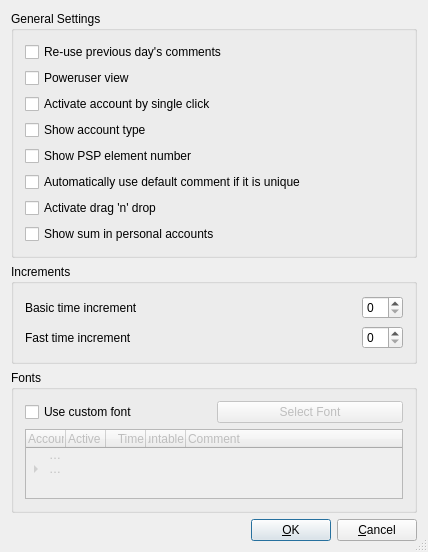
The window that src/preferencedialogbase.ui (theoweiss/sctime) describes before a commit, drawn with Qt 5.
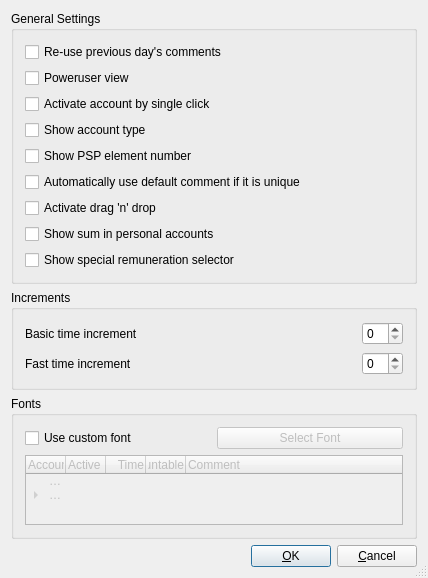
The same window after the commit.

Commit message: make special remun list in subaccount dialog optional

```diff
--- a/src/preferencedialogbase.ui
+++ b/src/preferencedialogbase.ui
@@ -7,7 +7,7 @@
     <x>0</x>
     <y>0</y>
     <width>428</width>
-    <height>523</height>
+    <height>537</height>
    </rect>
   </property>
   <property name="windowTitle">
@@ -79,6 +79,13 @@
         </property>
        </widget>
       </item>
+      <item>
+       <widget class="QCheckBox" name="showSpecialRemunSelector">
+        <property name="text">
+         <string>Show special remuneration selector</string>
+        </property>
+       </widget>
+      </item>
      </layout>
     </widget>
    </item>
```
The commit also changes 5 other files.
